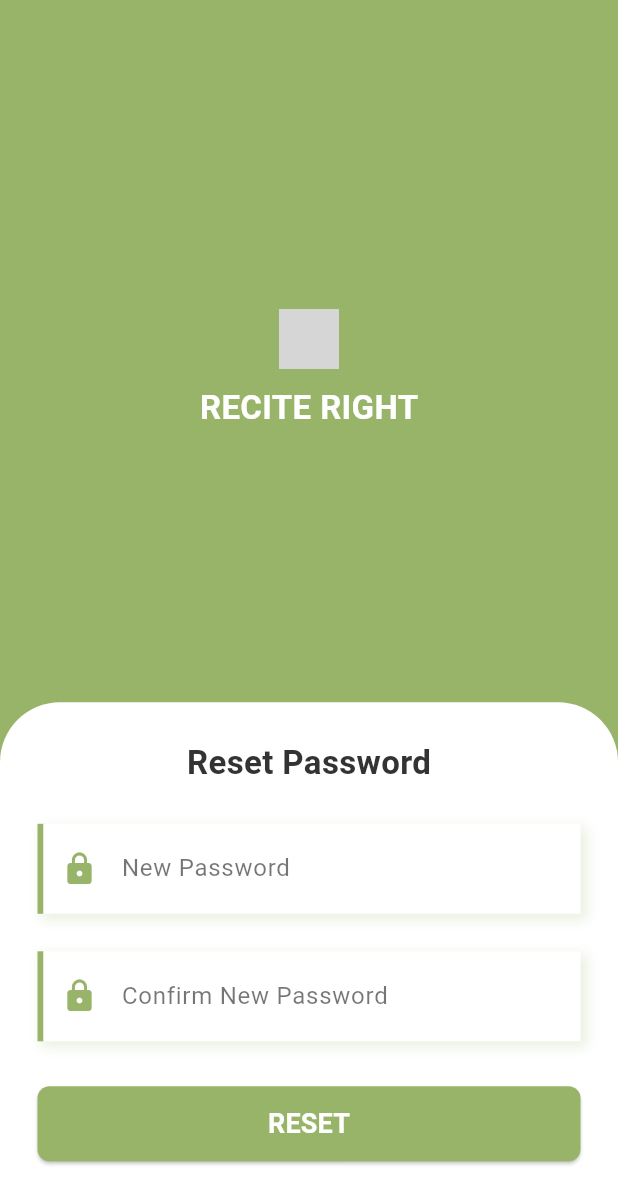
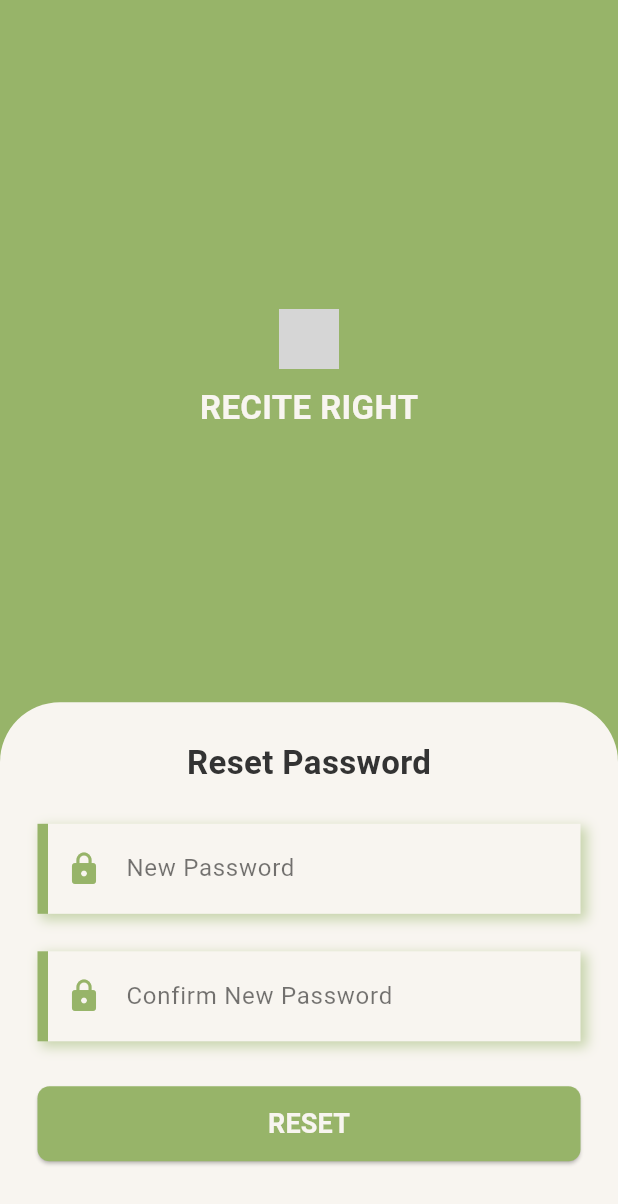
Before and after one commit to Eesha-Maryam/Recite_Right_Project, a Flutter app: the ResetPasswordPage screen opened directly, on a phone screen of 412 x 824 dp. Shown: the top 1204 px of the screen. Run offline on Flutter 3.47's test engine with Material 3 defaults, Android fonts, the phone set to English and light mode, and no system bars; our stand-ins replace shared_preferences; accounts and stored records are empty; grey boxes are pictures that could not be loaded.

Commit message:
Update ResetPasswordForm.dart

```diff
--- a/lib/ResetPasswordForm.dart
+++ b/lib/ResetPasswordForm.dart
@@ -2,7 +2,7 @@
 
 const Color charcoal = Color(0xFF333333);
 const Color oliveGreen = Color(0xFF97B469);
-
+const Color creamWhite = Color(0xFFF8F5F0);
 void main() {
   runApp(
     MaterialApp(home: ResetPasswordPage(), debugShowCheckedModeBanner: false),
@@ -13,7 +13,7 @@
   @override
   Widget build(BuildContext context) {
     return Scaffold(
-      backgroundColor: Colors.white,
+      backgroundColor: creamWhite,
       body: LayoutBuilder(
         builder: (context, constraints) {
           final screenWidth = constraints.maxWidth;
@@ -47,7 +47,7 @@
                           style: TextStyle(
                             fontSize: 22,
                             fontWeight: FontWeight.bold,
-                            color: Colors.white,
+                            color: creamWhite,
                           ),
                         ),
                       ],
@@ -72,7 +72,7 @@
                     child: Container(
                       margin: const EdgeInsets.only(top: 15),
                       decoration: const BoxDecoration(
-                        color: Colors.white,
+                        color: creamWhite,
                         borderRadius: BorderRadius.only(
                           topLeft: Radius.circular(40),
                           topRight: Radius.circular(40),
@@ -125,7 +125,7 @@
                     child: Container(
                       width: double.infinity,
                       decoration: BoxDecoration(
-                        color: Colors.white,
+                        color: creamWhite,
                         borderRadius: BorderRadius.circular(15),
                       ),
                       padding: const EdgeInsets.symmetric(
@@ -175,7 +175,7 @@
             child: const Text(
               'RESET',
               style: TextStyle(
-                color: Colors.white,
+                color: creamWhite,
                 fontSize: 18,
                 fontWeight: FontWeight.bold,
               ),
@@ -200,7 +200,7 @@
         ),
         SizedBox(height: isDesktop ? 30 : 25),
         _customTextField(hintText: 'New Password', icon: Icons.lock),
-        SizedBox(height: isDesktop ? 25 : 20),
+        SizedBox(height: isDesktop ? 12 : 10),
         _customTextField(hintText: 'Confirm New Password', icon: Icons.lock),
         SizedBox(height: isDesktop ? 30 : 25),
         SizedBox(
@@ -217,7 +217,7 @@
             child: Text(
               'RESET',
               style: TextStyle(
-                color: Colors.white,
+                color: creamWhite,
                 fontSize: isDesktop ? 18 : 16,
                 fontWeight: FontWeight.bold,
               ),
@@ -232,10 +232,10 @@
     return Container(
       margin: const EdgeInsets.only(bottom: 5),
       decoration: BoxDecoration(
-        border: const Border(left: BorderSide(color: oliveGreen, width: 4)),
+        border: const Border(left: BorderSide(color: oliveGreen, width: 7)),
         boxShadow: [
           BoxShadow(
-            color: oliveGreen.withOpacity(0.2),
+            color: oliveGreen.withOpacity(0.5),
             blurRadius: 6,
             spreadRadius: 1,
             offset: const Offset(3, 3),
@@ -254,7 +254,7 @@
           prefixIcon: Icon(icon, color: oliveGreen, size: 24),
           border: InputBorder.none,
           filled: true,
-          fillColor: Colors.white,
+          fillColor: creamWhite,
         ),
       ),
     );
```
